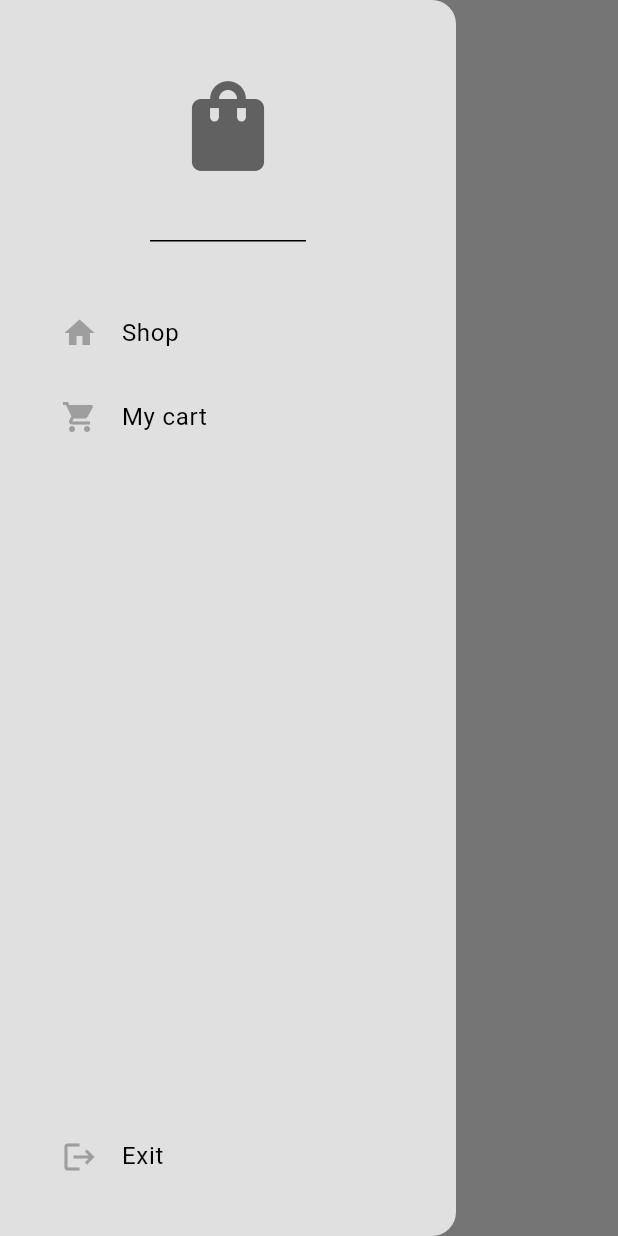
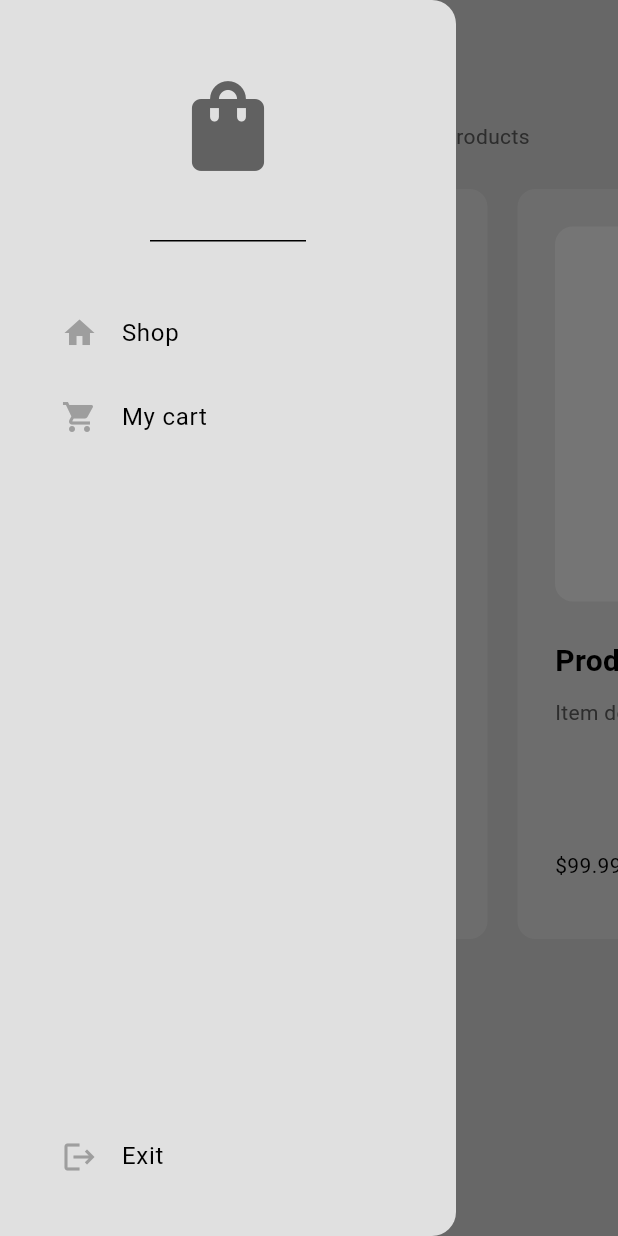
Before and after one commit to Spikree/Ecommerce-app-using-flutter, a Flutter app: the ShopPage screen opened by its route, with the side drawer open, on a phone screen of 412 x 824 dp. Run offline on Flutter 3.47's test engine with Material 3 defaults, Android fonts, the phone set to English and light mode, and no system bars.

Commit message:
fourth commit

```diff
--- a/lib/components/my_product_tile.dart
+++ b/lib/components/my_product_tile.dart
@@ -1,5 +1,7 @@
 import 'package:ecom_app/models/product.dart';
+import 'package:ecom_app/models/shop.dart';
 import 'package:flutter/material.dart';
+import 'package:provider/provider.dart';
 
 class MyProductTile extends StatelessWidget {
   final Product product;
@@ -8,22 +10,112 @@ class MyProductTile extends StatelessWidget {
     required this.product,
   });
 
+  // add to cart button pressed
+  void addToCart(BuildContext context) {
+    // show a dialog box to ask user to confirm add to cart
+    showDialog(
+      context: context,
+      builder: (context) => AlertDialog(
+        content: Padding(
+          padding: const EdgeInsets.only(top: 20.0),
+          child: Text("Add this item to your cart?"),
+        ),
+        actions: [
+          // cancle button
+          MaterialButton(
+            onPressed: () => Navigator.pop(context),
+            child: Text("Cancle"),
+          ),
+
+          // yes button
+          MaterialButton(
+            onPressed: () {
+              Navigator.pop(context);
+
+              //add to cart
+              context.read<Shop>().addToCart(product);
+            },
+            child: Text("yes"),
+          )
+        ],
+      ),
+    );
+  }
+
   @override
   Widget build(BuildContext context) {
     return Container(
+      decoration: BoxDecoration(
+        color: Theme.of(context).colorScheme.primary,
+        borderRadius: BorderRadius.circular(12),
+      ),
+      margin: const EdgeInsets.all(10),
+      padding: const EdgeInsets.all(25),
+      width: 300,
       child: Column(
+        crossAxisAlignment: CrossAxisAlignment.start,
+        mainAxisAlignment: MainAxisAlignment.spaceBetween,
         children: [
-          //Product image
-          Icon(Icons.favorite),
+          Column(
+            crossAxisAlignment: CrossAxisAlignment.start,
+            // mainAxisAlignment: MainAxisAlignment.spaceBetween,
+            children: [
+              //Product image
+              AspectRatio(
+                aspectRatio: 1,
+                child: Container(
+                  decoration: BoxDecoration(
+                      color: Theme.of(context).colorScheme.secondary,
+                      borderRadius: BorderRadius.circular(12)),
+                  width: double.infinity,
+                  padding: const EdgeInsets.all(25),
+                  child: const Icon(Icons.favorite),
+                ),
+              ),
 
-          //product name
-          Text(product.name),
+              const SizedBox(
+                height: 25,
+              ),
 
-          //product description
-          Text(product.description),
+              //product name
+              Text(
+                product.name,
+                style: TextStyle(
+                  fontWeight: FontWeight.bold,
+                  fontSize: 20,
+                ),
+              ),
 
-          //price + add to cart button
-          Text(product.price.toStringAsFixed(2)),
+              const SizedBox(
+                height: 10,
+              ),
+
+              //product description
+              Text(
+                product.description,
+                style: TextStyle(
+                    color: Theme.of(context).colorScheme.inversePrimary),
+              ),
+
+              //price + add to cart button
+            ],
+          ),
+          Row(
+            mainAxisAlignment: MainAxisAlignment.spaceBetween,
+            children: [
+              Text('\$' + product.price.toStringAsFixed(2)),
+              Container(
+                decoration: BoxDecoration(
+                  color: Theme.of(context).colorScheme.secondary,
+                  borderRadius: BorderRadius.circular(12),
+                ),
+                child: IconButton(
+                  onPressed: () => addToCart(context),
+                  icon: Icon(Icons.add),
+                ),
+              )
+            ],
+          ),
         ],
       ),
     );
--- a/lib/main.dart
+++ b/lib/main.dart
@@ -1,11 +1,16 @@
+import 'package:ecom_app/models/shop.dart';
 import 'package:ecom_app/pages/cart_page.dart';
 import 'package:ecom_app/pages/intro_page.dart';
 import 'package:ecom_app/pages/shop_page.dart';
 import 'package:ecom_app/themes/light_mode.dart';
 import 'package:flutter/material.dart';
+import 'package:provider/provider.dart';
 
 void main() {
-  runApp(const MyApp());
+  runApp(ChangeNotifierProvider(
+    create: (context) => Shop(),
+    child: const MyApp(),
+  ));
 }
 
 class MyApp extends StatelessWidget {
@@ -25,3 +30,5 @@ class MyApp extends StatelessWidget {
     );
   }
 }
+
+//23:03
--- a/lib/models/shop.dart
+++ b/lib/models/shop.dart
@@ -3,15 +3,16 @@
 import 'dart:core';
 
 import 'package:ecom_app/models/product.dart';
+import 'package:flutter/material.dart';
 
-class Shop {
+class Shop extends ChangeNotifier {
   // products for sale
   final List<Product> _shop = [
     //product 1
     Product(
       name: "Product 1",
       price: 99.99,
-      description: "Item description",
+      description: "Item description more description Rahhh",
       //imagePath: imagePath,
     ),
     Product(
@@ -46,10 +47,12 @@ class Shop {
   // add items to cart
   void addToCart(Product item) {
     _cart.add(item);
+    notifyListeners();
   }
 
   // remove item from catt
   void removeFromCart(Product item) {
     _cart.remove(item);
+    notifyListeners();
   }
 }
--- a/lib/pages/cart_page.dart
+++ b/lib/pages/cart_page.dart
@@ -15,6 +15,13 @@ class CartPage extends StatelessWidget {
       ),
       drawer: const MyDrawer(),
       backgroundColor: Theme.of(context).colorScheme.background,
+      body: Column(
+        children: [
+          // cart list
+
+          // pay button
+        ],
+      ),
     );
   }
 }
--- a/lib/pages/shop_page.dart
+++ b/lib/pages/shop_page.dart
@@ -1,11 +1,17 @@
 import 'package:ecom_app/components/my_drawer.dart';
+import 'package:ecom_app/components/my_product_tile.dart';
+import 'package:ecom_app/models/shop.dart';
 import 'package:flutter/material.dart';
+import 'package:provider/provider.dart';
 
 class ShopPage extends StatelessWidget {
   const ShopPage({super.key});
 
   @override
   Widget build(BuildContext context) {
+    //access product in shop
+    final products = context.watch<Shop>().shop;
+
     return Scaffold(
         appBar: AppBar(
           backgroundColor: Colors.transparent,
@@ -14,6 +20,43 @@ class ShopPage extends StatelessWidget {
           title: const Text("Shope page"),
         ),
         drawer: MyDrawer(),
+        backgroundColor: Theme.of(context).colorScheme.background,
+        body: ListView(
+          children: [
+            const SizedBox(
+              height: 25,
+            ),
+            // shop tile
+
+            //shop subtitle
+            Center(
+              child: Text(
+                "Pick from a selected list of premium products",
+                style: TextStyle(
+                    color: Theme.of(context).colorScheme.inversePrimary),
+              ),
+            ),
+
+            //product list
+            SizedBox(
+              height: 550,
+              child: ListView.builder(
+                  itemCount: products.length,
+                  scrollDirection: Axis.horizontal,
+                  padding: const EdgeInsets.all(15),
+                  itemBuilder: (context, index) {
+                    // get each individual product from the shop
+                    final product = products[index];
+
+                    // return as a product tile UI
+                    return Center(
+                      child: MyProductTile(
+                        product: product,
+                      ),
                     );
+                  }),
+            ),
+          ],
+        ));
   }
 }
```
Lines whose indentation alone changed are shown as unchanged.
